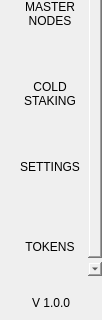
RapidsOfficial/Rapids, file src/qt/rapids/forms/navmenuwidget.ui: the form before one commit; both pictures show x 0 to 102 and y 466 to 786 of the 102 by 786 pixel window.
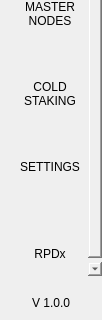
The form after the commit.

Commit message: Token issuance page (WIP)

Patch:
```diff
--- a/src/qt/rapids/forms/navmenuwidget.ui
+++ b/src/qt/rapids/forms/navmenuwidget.ui
@@ -346,8 +346,7 @@
              </size>
             </property>
             <property name="text">
-             <string>TOKENS
-</string>
+             <string>RPDx</string>
             </property>
             <property name="iconSize">
              <size>
```
The commit also changes 3 other files.
